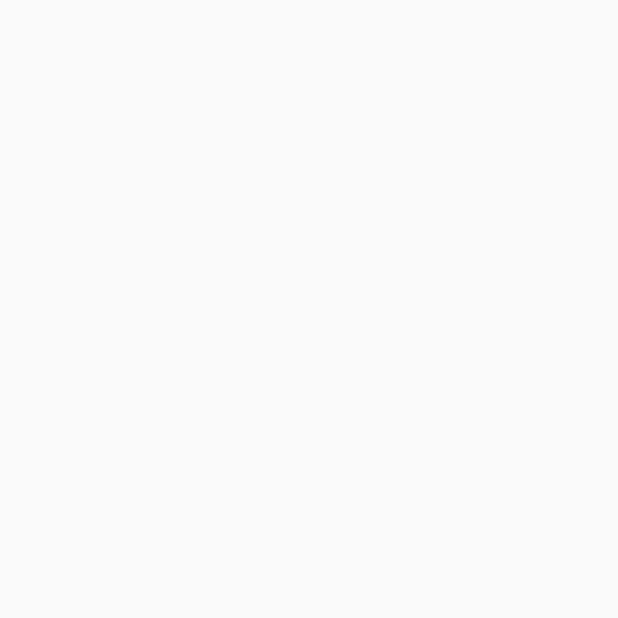
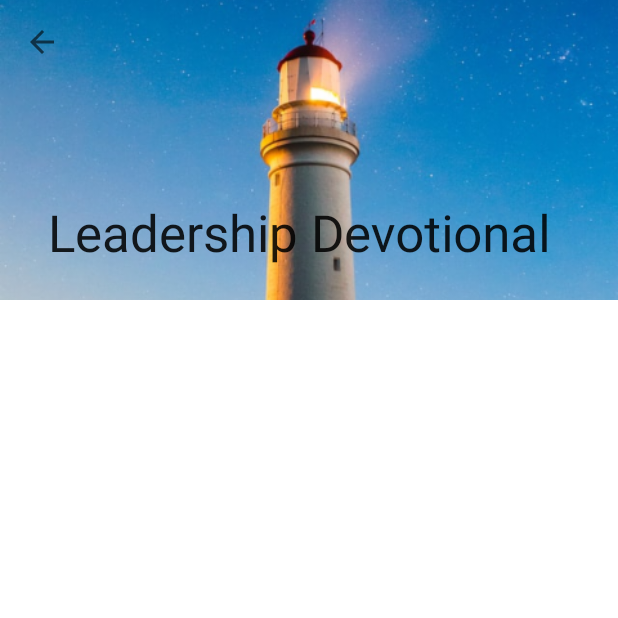
Before and after one commit to Kensmith-Project/LeadershipDevotional, an Android app: the DetailedDevotionalActivity screen opened directly, with no data from a screen before it, on a phone screen of 412 x 824 dp, the top half of it. Before the commit the part shown is empty. Run offline under Robolectric (Android 15) with nearby library versions, the phone set to English and light mode, and no system bars.

Commit message:
interactive coordinator layout added

```diff
--- a/app/src/main/java/com/polish/leadershipdevotional/DetailedDevotionalActivity.kt
+++ b/app/src/main/java/com/polish/leadershipdevotional/DetailedDevotionalActivity.kt
@@ -2,10 +2,30 @@ package com.polish.leadershipdevotional
 
 import androidx.appcompat.app.AppCompatActivity
 import android.os.Bundle
+import android.view.MenuItem
+import androidx.appcompat.widget.Toolbar
 
 class DetailedDevotionalActivity : AppCompatActivity() {
+    /**
+     * declare views
+     */
+    lateinit var myToolbar: Toolbar
     override fun onCreate(savedInstanceState: Bundle?) {
         super.onCreate(savedInstanceState)
         setContentView(R.layout.activity_detailed_devotional)
+        /**
+         * initialize view
+         */
+        myToolbar = findViewById(R.id.activity_detailed_tool_bar_tb)
+        setSupportActionBar(myToolbar)
+        supportActionBar?.setDisplayHomeAsUpEnabled(true)
+    }
+
+    /**
+     * this handles the back icon
+     */
+    override fun onSupportNavigateUp(): Boolean {
+        onBackPressed()
+        return true
     }
 }
--- a/app/src/main/java/com/polish/leadershipdevotional/MainActivity.kt
+++ b/app/src/main/java/com/polish/leadershipdevotional/MainActivity.kt
@@ -1,5 +1,6 @@
 package com.polish.leadershipdevotional
 
+import android.content.Intent
 import androidx.appcompat.app.AppCompatActivity
 import android.os.Bundle
 import android.util.Log
@@ -60,6 +61,7 @@ class MainActivity : AppCompatActivity() {
             Log.d(TAG, "here are the content in the devotion: $devotional")
             myAdapter = LeadershipDevotionalAdapter(devotional, LeadershipDevotionalAdapter.OnClickListener { leadershipDevotionalEntity ->
                 Snackbar.make(findViewById(R.id.activity_main_major_layout), "You clicked me; $leadershipDevotionalEntity", Snackbar.LENGTH_LONG).show()
+                startActivity(Intent(this, DetailedDevotionalActivity::class.java))
             })
             dsRecyclerView.adapter = myAdapter
             myAdapter.notifyDataSetChanged()
--- /dev/null
+++ b/app/src/main/res/drawable/layout_bg.xml
@@ -0,0 +1,8 @@
+<?xml version="1.0" encoding="utf-8"?>
+<shape xmlns:android="http://schemas.android.com/apk/res/android">
+    <solid
+        android:color="@color/white"/>
+    <corners
+        android:topLeftRadius="70dp"/>
+
+</shape>
--- /dev/null
+++ b/app/src/main/res/drawable/layout_bg_two.xml
@@ -0,0 +1,7 @@
+<?xml version="1.0" encoding="utf-8"?>
+<shape xmlns:android="http://schemas.android.com/apk/res/android">
+    <solid
+        android:color="@color/white"/>
+
+
+</shape>
--- a/app/src/main/res/layout/activity_detailed_devotional.xml
+++ b/app/src/main/res/layout/activity_detailed_devotional.xml
@@ -1,9 +1,61 @@
 <?xml version="1.0" encoding="utf-8"?>
-<androidx.constraintlayout.widget.ConstraintLayout xmlns:android="http://schemas.android.com/apk/res/android"
+<androidx.coordinatorlayout.widget.CoordinatorLayout xmlns:android="http://schemas.android.com/apk/res/android"
     xmlns:app="http://schemas.android.com/apk/res-auto"
     xmlns:tools="http://schemas.android.com/tools"
     android:layout_width="match_parent"
     android:layout_height="match_parent"
+    android:fitsSystemWindows="true"
+    android:background="@color/bg_color_two"
     tools:context=".DetailedDevotionalActivity">
 
-</androidx.constraintlayout.widget.ConstraintLayout>
+    <com.google.android.material.appbar.AppBarLayout
+        android:id="@+id/activity_detailed_app_bat_ab"
+        android:layout_width="match_parent"
+        android:layout_height="200dp"
+        >
+        <com.google.android.material.appbar.CollapsingToolbarLayout
+            android:id="@+id/activity_detail_toolbar_layout"
+            android:layout_width="match_parent"
+            android:layout_height="match_parent"
+            android:fitsSystemWindows="true"
+            app:layout_scrollFlags="scroll|exitUntilCollapsed"
+            app:contentScrim="?attr/colorPrimary"
+            app:title="Leadership Devotional"
+            app:toolbarId="@+id/toolbar"
+            >
+
+            <androidx.appcompat.widget.AppCompatImageView
+                android:layout_width="match_parent"
+                android:layout_height="match_parent"
+                android:fitsSystemWindows="true"
+                android:scaleType="centerCrop"
+                android:layout_gravity="center"
+                android:src="@drawable/state"
+                app:layout_collapseMode="parallax" />
+
+            <androidx.appcompat.widget.Toolbar
+                android:id="@+id/activity_detailed_tool_bar_tb"
+                android:layout_width="match_parent"
+                android:layout_height="?attr/actionBarSize"
+                app:layout_collapseMode="pin"
+                />
+
+        </com.google.android.material.appbar.CollapsingToolbarLayout>
+
+    </com.google.android.material.appbar.AppBarLayout>
+    <androidx.core.widget.NestedScrollView
+        android:layout_width="match_parent"
+        android:layout_height="match_parent"
+        android:background="@drawable/layout_bg_two"
+        app:layout_behavior="com.google.android.material.appbar.AppBarLayout$ScrollingViewBehavior"
+        >
+        <androidx.constraintlayout.widget.ConstraintLayout
+            android:layout_width="match_parent"
+            android:layout_height="match_parent"
+            >
+
+        </androidx.constraintlayout.widget.ConstraintLayout>
+
+    </androidx.core.widget.NestedScrollView>
+
+</androidx.coordinatorlayout.widget.CoordinatorLayout>
--- a/app/src/main/res/values/colors.xml
+++ b/app/src/main/res/values/colors.xml
@@ -7,4 +7,6 @@
     <color name="teal_700">#FF018786</color>
     <color name="black">#FF000000</color>
     <color name="white">#FFFFFFFF</color>
+    <color name="bg_color">#218EC8</color>
+    <color name="bg_color_two">#92B2CC</color>
 </resources>
--- a/app/src/main/res/values/strings.xml
+++ b/app/src/main/res/values/strings.xml
@@ -5,4 +5,5 @@
     <string name="bible_ref_content">I can do all things through Christ who strenghtens me</string>
     <string name="text_title">Leadership</string>
     <string name="devotional_headiiinf">Devotional</string>
+    <string name="leadership_devotional">Leadership Devotional</string>
 </resources>
--- a/app/src/main/res/values/themes.xml
+++ b/app/src/main/res/values/themes.xml
@@ -2,9 +2,10 @@
     <!-- Base application theme. -->
     <style name="Theme.LeadershipDevotional" parent="Theme.MaterialComponents.DayNight.NoActionBar.Bridge">
         <!-- Primary brand color. -->
-        <item name="colorPrimary">@color/purple_500</item>
+        <item name="colorPrimary">@color/bg_color</item>
         <item name="colorPrimaryVariant">@color/purple_700</item>
         <item name="colorOnPrimary">@color/white</item>
+
         <!-- Secondary brand color. -->
         <item name="colorSecondary">@color/teal_200</item>
         <item name="colorSecondaryVariant">@color/teal_700</item>
```
Also changed, not shown: app/src/main/res/drawable-hdpi/state.png (added), app/src/main/res/drawable-mdpi/state.png (added), app/src/main/res/drawable-xhdpi/state.png (added), 2 other files.
